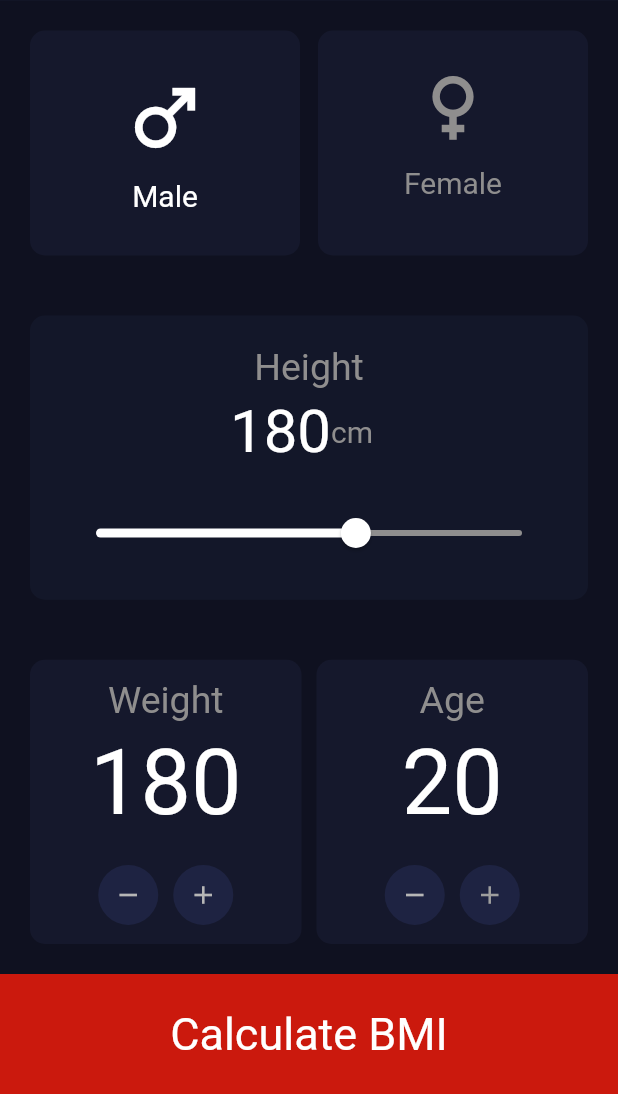
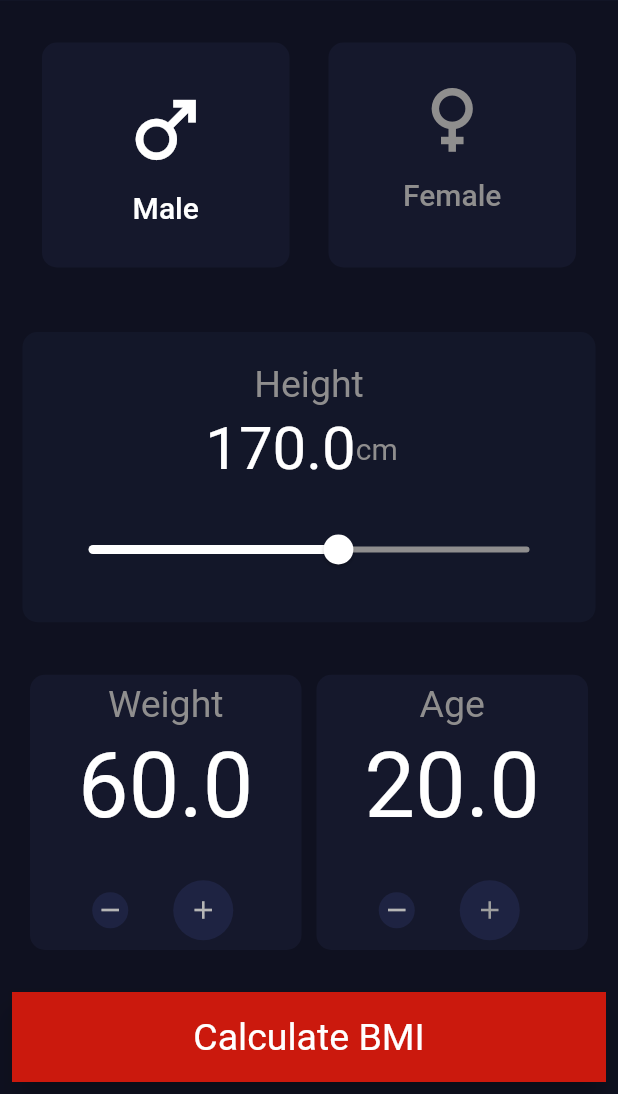
Before and after one commit to jadon6uwizeye/BMI-Calculator, a Flutter app: the screen it shows after launch, on a phone screen of 412 x 824 dp, the part 142-1236 px from its top. Run offline on Flutter 3.47's test engine with Material 2 defaults, Android fonts, the phone set to English and light mode, and no system bars; missing offline and left inert: dart:ffi.

Commit message:
finish workking on the BMI calc

```diff
--- a/lib/main.dart
+++ b/lib/main.dart
@@ -1,5 +1,8 @@
 // ignore_for_file: prefer_const_constructors, prefer_const_literals_to_create_immutables
 
+import 'dart:ffi';
+
+import 'package:bmi_calculator/results.dart';
 import 'package:flutter/material.dart';
 
 void main() {
@@ -8,6 +11,62 @@ void main() {
 
 class MyApp extends StatelessWidget {
   const MyApp({Key? key}) : super(key: key);
+
+  @override
+  Widget build(BuildContext context) {
+    return MaterialApp(
+      home: const HomeApp(),
+    );
+  }
+}
+
+class HomeApp extends StatefulWidget {
+  const HomeApp({Key? key}) : super(key: key);
+
+  @override
+  State<HomeApp> createState() => _MyAppState();
+}
+
+class _MyAppState extends State<HomeApp> {
+  double height = 170;
+  double weight = 60;
+  double age = 20;
+  String gender = 'M';
+
+  double bmiResult = 0.0;
+
+  double calculateBMI(double height, double weight) {
+    height = height / 100;
+    return (weight / (height * height));
+  }
+
+  String resultText = '';
+
+  String getResults(double bmi) {
+    if (bmi < 18.5) {
+      return 'Underweight';
+    } else if (bmi >= 18.5 && bmi < 25) {
+      return 'Normal';
+    } else if (bmi >= 25 && bmi < 30) {
+      return 'Overweight';
+    } else {
+      return 'Obese';
+    }
+  }
+
+  String interpretation = '';
+
+  String getInterpretation(bmiResult) {
+    if (bmiResult < 18.5) {
+      return 'You have a lower than normal body weight. You can eat a bit more.';
+    } else if (bmiResult >= 18.5 && bmiResult < 25) {
+      return 'You have a normal body weight. Good job!';
+    } else if (bmiResult >= 25 && bmiResult < 30) {
+      return 'You have a higher than normal body weight. Try to exercise more.';
+    } else {
+      return 'You have a very high body weight. You should see a doctor.';
+    }
+  }
 
   @override
   Widget build(BuildContext context) {
@@ -51,8 +110,9 @@ class MyApp extends StatelessWidget {
                 child: Row(
                   mainAxisAlignment: MainAxisAlignment.spaceBetween,
                   children: [
-                    Container(
-                      width: 180,
+                    TextButton(
+                        child: Container(
+                          width: 165,
                           height: 150,
                           decoration: BoxDecoration(
                             color: Color.fromARGB(255, 21, 24, 44),
@@ -64,7 +124,9 @@ class MyApp extends StatelessWidget {
                             children: [
                               Icon(
                                 Icons.male,
-                            color: Colors.white,
+                                color: gender == 'M'
+                                    ? Colors.white
+                                    : Color.fromARGB(255, 143, 142, 142),
                                 size: 60,
                               ),
                               SizedBox(
@@ -72,15 +134,23 @@ class MyApp extends StatelessWidget {
                               ),
                               Text('Male',
                                   style: TextStyle(
-                                color: Colors.white,
+                                    color: gender == 'M'
+                                        ? Colors.white
+                                        : Color.fromARGB(255, 143, 142, 142),
                                     fontSize: 20,
                                   ))
                             ],
                           ),
                         ),
-                    Container(
+                        onPressed: () {
+                          setState(() {
+                            gender = 'M';
+                          });
+                        }),
+                    TextButton(
+                      child: Container(
                         padding: EdgeInsets.all(20),
-                      width: 180,
+                        width: 165,
                         height: 150,
                         decoration: BoxDecoration(
                           color: Color.fromARGB(255, 21, 24, 44),
@@ -90,23 +160,33 @@ class MyApp extends StatelessWidget {
                           children: [
                             Icon(
                               Icons.female,
-                            color: Color.fromARGB(255, 143, 142, 142),
+                              color: gender == 'F'
+                                  ? Colors.white
+                                  : Color.fromARGB(255, 143, 142, 142),
                               size: 60,
                             ),
                             SizedBox(height: 10),
                             Text('Female',
                                 style: TextStyle(
-                                  color: Color.fromARGB(255, 143, 142, 142),
+                                    color: gender == 'F'
+                                        ? Colors.white
+                                        : Color.fromARGB(255, 143, 142, 142),
                                     fontSize: 20))
                           ],
                         ),
+                      ),
+                      onPressed: () {
+                        setState(() {
+                          gender = 'F';
+                        });
+                      },
                     )
                   ],
                 ),
               ),
               Expanded(
                 child: Container(
-                  margin: EdgeInsets.all(20),
+                  margin: EdgeInsets.all(15),
                   decoration: BoxDecoration(
                     color: Color.fromARGB(255, 19, 23, 41),
                     borderRadius: BorderRadius.circular(10),
@@ -129,7 +209,7 @@ class MyApp extends StatelessWidget {
                           mainAxisAlignment: MainAxisAlignment.center,
                           children: [
                             Text(
-                              '180',
+                              height.toString(),
                               style: TextStyle(
                                 color: Colors.white,
                                 fontSize: 40,
@@ -151,12 +231,18 @@ class MyApp extends StatelessWidget {
                           height: 20,
                         ),
                         Slider(
-                          value: 183,
+                          // vaalue is height rounded to 2 decimal places
+                          value: height.roundToDouble(),
                           min: 0,
                           max: 300,
                           activeColor: Colors.white,
                           inactiveColor: Color.fromARGB(255, 143, 142, 142),
-                          onChanged: (double newValue) {},
+                          onChanged: (double newValue) {
+                            setState(() {
+                              // update the height with the new value to the mearest two decimal places
+                              height = newValue.roundToDouble();
+                            });
+                          },
                         )
                       ],
                     ),
@@ -171,6 +257,7 @@ class MyApp extends StatelessWidget {
                     children: [
                       Expanded(
                         child: Container(
+                          padding: EdgeInsets.only(top: 5),
                           decoration: BoxDecoration(
                             color: Color.fromARGB(255, 21, 24, 44),
                             borderRadius: BorderRadius.circular(10),
@@ -189,7 +276,7 @@ class MyApp extends StatelessWidget {
                                 height: 5,
                               ),
                               Text(
-                                '180',
+                                weight.toString(),
                                 style: TextStyle(
                                   color: Colors.white,
                                   fontSize: 60,
@@ -208,10 +295,13 @@ class MyApp extends StatelessWidget {
                                       color: Color.fromARGB(255, 21, 24, 44),
                                       borderRadius: BorderRadius.circular(10),
                                     ),
+                                    child: TextButton(
                                       child: Container(
                                         decoration: BoxDecoration(
-                                        color: Color.fromARGB(255, 30, 35, 66),
-                                        borderRadius: BorderRadius.circular(50),
+                                          color:
+                                              Color.fromARGB(255, 30, 35, 66),
+                                          borderRadius:
+                                              BorderRadius.circular(50),
                                         ),
                                         child: Center(
                                           child: Icon(
@@ -222,11 +312,18 @@ class MyApp extends StatelessWidget {
                                           ),
                                         ),
                                       ),
+                                      onPressed: () {
+                                        setState(() {
+                                          weight--;
+                                        });
+                                      },
+                                    ),
                                   ),
                                   SizedBox(
                                     width: 10,
                                   ),
-                                  Container(
+                                  TextButton(
+                                    child: Container(
                                       width: 40,
                                       height: 40,
                                       decoration: BoxDecoration(
@@ -235,9 +332,16 @@ class MyApp extends StatelessWidget {
                                       ),
                                       child: Icon(
                                         Icons.add,
-                                      color: Color.fromARGB(255, 182, 182, 182),
+                                        color:
+                                            Color.fromARGB(255, 182, 182, 182),
                                         size: 20,
                                       ),
+                                    ),
+                                    onPressed: () {
+                                      setState(() {
+                                        weight++;
+                                      });
+                                    },
                                   ),
                                 ],
                               )
@@ -250,6 +354,7 @@ class MyApp extends StatelessWidget {
                       ),
                       Expanded(
                         child: Container(
+                          padding: EdgeInsets.only(top: 5),
                           decoration: BoxDecoration(
                             color: Color.fromARGB(255, 21, 24, 44),
                             borderRadius: BorderRadius.circular(10),
@@ -268,7 +373,7 @@ class MyApp extends StatelessWidget {
                                 height: 5,
                               ),
                               Text(
-                                '20',
+                                age.toString(),
                                 style: TextStyle(
                                   color: Colors.white,
                                   fontSize: 60,
@@ -287,10 +392,13 @@ class MyApp extends StatelessWidget {
                                       color: Color.fromARGB(255, 21, 24, 44),
                                       borderRadius: BorderRadius.circular(10),
                                     ),
+                                    child: TextButton(
                                       child: Container(
                                         decoration: BoxDecoration(
-                                        color: Color.fromARGB(255, 30, 35, 66),
-                                        borderRadius: BorderRadius.circular(50),
+                                          color:
+                                              Color.fromARGB(255, 30, 35, 66),
+                                          borderRadius:
+                                              BorderRadius.circular(50),
                                         ),
                                         child: Center(
                                           child: Icon(
@@ -301,11 +409,18 @@ class MyApp extends StatelessWidget {
                                           ),
                                         ),
                                       ),
+                                      onPressed: () {
+                                        setState(() {
+                                          age--;
+                                        });
+                                      },
+                                    ),
                                   ),
                                   SizedBox(
                                     width: 10,
                                   ),
-                                  Container(
+                                  TextButton(
+                                    child: Container(
                                       width: 40,
                                       height: 40,
                                       decoration: BoxDecoration(
@@ -314,9 +429,16 @@ class MyApp extends StatelessWidget {
                                       ),
                                       child: Icon(
                                         Icons.add,
-                                      color: Color.fromARGB(255, 158, 158, 158),
+                                        color:
+                                            Color.fromARGB(255, 158, 158, 158),
                                         size: 20,
                                       ),
+                                    ),
+                                    onPressed: () {
+                                      setState(() {
+                                        age++;
+                                      });
+                                    },
                                   ),
                                 ],
                               )
@@ -332,21 +454,39 @@ class MyApp extends StatelessWidget {
           ),
         ),
         // bootom bar
-        bottomNavigationBar: BottomAppBar(
+        bottomNavigationBar: TextButton(
+          child: BottomAppBar(
             color: Color.fromARGB(255, 203, 25, 13),
             child: Container(
-            padding: EdgeInsets.all(20),
-            height: 80.0,
+              padding: EdgeInsets.all(10),
+              height: 60.0,
               child: Center(
                 child: Text(
                   'Calculate BMI',
                   style: TextStyle(
-                  fontSize: 30,
+                    fontSize: 25,
                     color: Color.fromARGB(255, 255, 255, 255),
                   ),
                 ),
               ),
             ),
+            // specify the next screen to go to after click
+          ),
+          onPressed: () {
+            Navigator.push(
+              context,
+              MaterialPageRoute(
+                builder: (context) => Results(),
+                settings: RouteSettings(
+                  arguments: [
+                    bmiResult = calculateBMI(height, weight),
+                    getResults(bmiResult),
+                    getInterpretation(bmiResult),
+                  ],
+                ),
+              ),
+            );
+          },
         ),
       ),
     );
```
Also changed, not shown: lib/results.dart (added, +192 -0 lines). Lines whose indentation alone changed are shown as unchanged.
